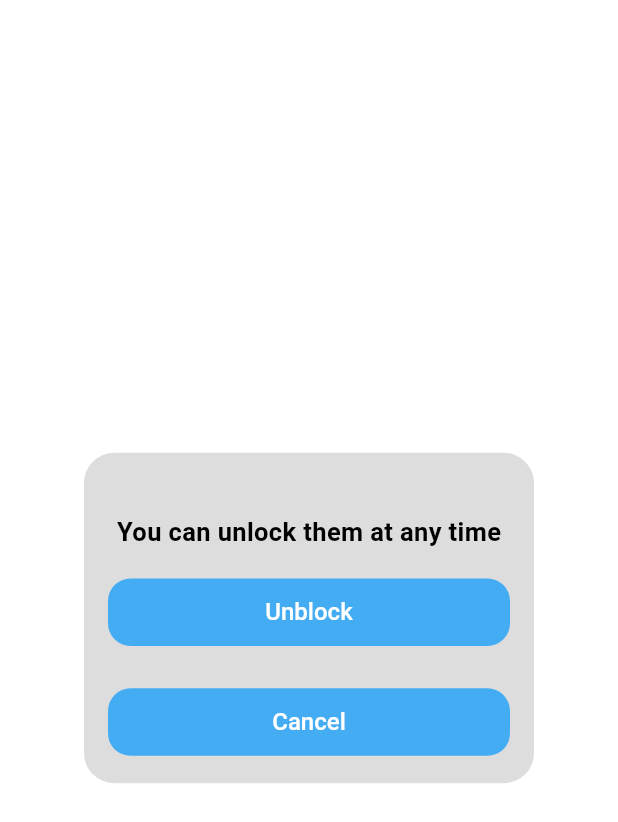
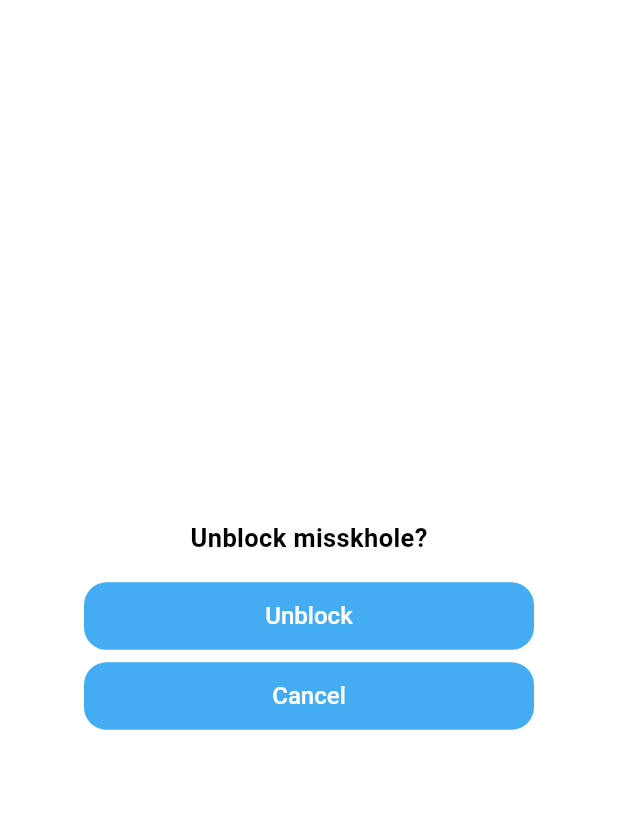
Before and after one commit to Laiba3131/new_app, a Flutter app: the BlockUserDialog widget shown alone on an empty page, opened directly, on a phone screen of 412 x 824 dp. Shown: the top 822 px of the screen. Run offline on Flutter 3.47's test engine with Material 3 defaults, Android fonts, the phone set to English and light mode, and no system bars; our stand-ins replace bot_toast, cached_network_image, carousel_slider, dio, equatable, flutter_bloc and 10 more; accounts and stored records are empty; Roboto replaces fonts that are missing (DmSans); project files that could hold a hidden picture were left out.

Commit message:
note screen done

```diff
--- a/lib/modules/home/pages/home_screen.dart
+++ b/lib/modules/home/pages/home_screen.dart
@@ -26,6 +26,7 @@ class HomeScreen extends StatelessWidget {
                  indicatorColor: AppColors.primaryColor,
                  dividerColor: AppColors.transparent,
                  indicatorWeight: 2,
+                 indicatorSize: TabBarIndicatorSize.tab,
                  indicatorPadding: const EdgeInsets.symmetric(horizontal: 5,vertical: 0),
                  labelStyle:  context.textTheme.bodySmall?.copyWith(
                    color: AppColors.black,
@@ -37,11 +38,6 @@ class HomeScreen extends StatelessWidget {
                    fontWeight: FontWeight.w400,
                    fontSize: 14,
                  ),
-                 // labelColor: Colors.black,
-                 // // unselectedLabelColor: Colors.grey,
-                 // indicatorColor: Colors.blue,
-                 // indicatorWeight: 3,
-                 // indicatorSize: TabBarIndicatorSize.label,
                  tabs: const [
                    Tab(text: 'Trending'),
                    Tab(text: 'Videos'),
--- a/lib/modules/profile/pages/your_profile_screen.dart
+++ b/lib/modules/profile/pages/your_profile_screen.dart
@@ -216,9 +216,11 @@ class _YourProfileScreenState extends State<YourProfileScreen>
                       controller: _tabController,
                       labelColor: Colors.black,
                       unselectedLabelColor: Colors.grey,
+                      indicatorWeight: 2,
                       indicatorColor: AppColors.primaryColor,
-                      indicatorSize: TabBarIndicatorSize.tab,
-                       indicatorPadding: const EdgeInsets.symmetric(horizontal: 8,vertical: 0),
+                      indicatorSize: TabBarIndicatorSize.label,
+                      indicatorPadding: const EdgeInsets.symmetric(
+                          horizontal: 8, vertical: 0),
                       dividerColor: AppColors.lightGreyColor,
                       tabs: const [
                         Tab(text: "PicVids"),
--- a/lib/modules/profile/widgets/block_user_dialog.dart
+++ b/lib/modules/profile/widgets/block_user_dialog.dart
@@ -12,22 +12,20 @@ class BlockUserDialog extends StatelessWidget {
   @override
   Widget build(BuildContext context) {
     return Dialog(
-      shape: RoundedRectangleBorder(borderRadius: BorderRadius.circular(20.0)),
-      backgroundColor: AppColors.lightGreyColor,
-      child: Container(
-        constraints: const BoxConstraints(maxWidth: 300),
-        padding: const EdgeInsets.only(top: 23.0),
+      shape: RoundedRectangleBorder(borderRadius: BorderRadius.circular(15.0)),
+      backgroundColor: AppColors.white,
       child: Column(
         mainAxisSize: MainAxisSize.min,
         children: [
-            h2,
+          h3,
           Text(
-              'You can unlock them at any time',
+            'Unblock misskhole?',
             style: context.textTheme.bodyMedium
                 ?.copyWith(fontSize: 17, fontWeight: FontWeight.w700),
           ),
-            h1,
+          h2,
           PrimaryButton(
+            vMargin: 0,
             height: 45,
             onPressed: () async {
               Navigator.pop(context);
@@ -42,6 +40,7 @@ class BlockUserDialog extends StatelessWidget {
           ),
           h1,
           PrimaryButton(
+            vMargin: 0,
             height: 45,
             onPressed: () async {
               Navigator.pop(context);
@@ -54,9 +53,8 @@ class BlockUserDialog extends StatelessWidget {
             titleColor: AppColors.white,
             borderRadius: 15,
           ),
-            h1,
+          h2,
         ],
-        ),
       ),
     );
   }
```
Also changed, not shown: lib/modules/home/widgets/photo_tab.dart (+34 -6 lines), lib/modules/notes/pages/search_note_screen.dart (+32 -41 lines). Lines whose indentation alone changed are shown as unchanged.
